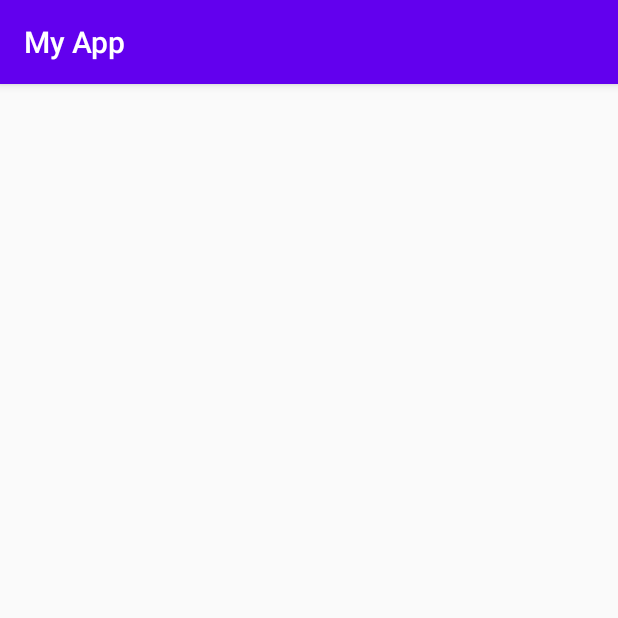
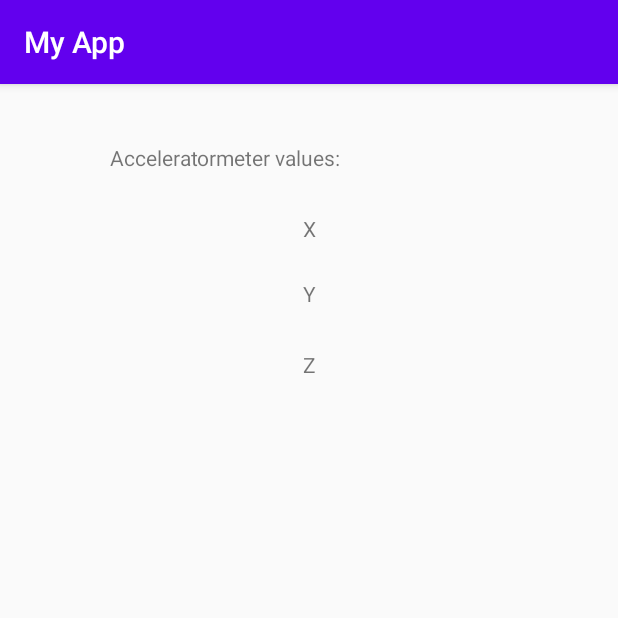
Before and after one commit to joannaliljedahl/MAMN01-1, an Android app: the Accelerometer screen opened directly, with no data from a screen before it, on a phone screen of 412 x 824 dp, the top half of it. Run offline under Robolectric (Android 15) with nearby library versions, the phone set to English and light mode, and no system bars.

Commit message:
basic stuff done

```diff
--- a/app/src/main/java/com/example/myapp/Accelerometer.java
+++ b/app/src/main/java/com/example/myapp/Accelerometer.java
@@ -1,13 +1,64 @@
 package com.example.myapp;
 
+import android.hardware.Sensor;
+import android.hardware.SensorEvent;
+import android.hardware.SensorEventListener;
+import android.hardware.SensorManager;
 import android.support.v7.app.AppCompatActivity;
 import android.os.Bundle;
+import android.widget.TextView;
 
-public class Accelerometer extends AppCompatActivity {
+public class Accelerometer extends AppCompatActivity implements SensorEventListener {
+    private SensorManager mSensorManager;
+    private Sensor mAccelerometer;
+    private TextView xVal, yVal, zVal;
+
 
     @Override
     protected void onCreate(Bundle savedInstanceState) {
         super.onCreate(savedInstanceState);
         setContentView(R.layout.activity_accelerometer);
+
+        //create Sensor Manager
+        mSensorManager = (SensorManager)getSystemService(SENSOR_SERVICE);
+
+        //create Accelerator Manager
+        mAccelerometer = mSensorManager.getDefaultSensor(Sensor.TYPE_ACCELEROMETER);
+
+        //Register sensor Listener
+        mSensorManager.registerListener(this, mAccelerometer, SensorManager.SENSOR_DELAY_NORMAL);
+
+        //Assign TextView
+        xVal= (TextView)findViewById(R.id.xVal);
+        yVal= (TextView)findViewById(R.id.yVal);
+        zVal= (TextView)findViewById(R.id.zVal);
+
+    }
+
+    protected void onResume() {
+        super.onResume();
+        mSensorManager.registerListener(this, mAccelerometer, SensorManager.SENSOR_DELAY_NORMAL);
+    }
+
+    protected void onPause() {
+        super.onPause();
+        mSensorManager.unregisterListener(this);
+    }
+
+
+
+    @Override
+    public void onSensorChanged(SensorEvent event) {
+        xVal.setText("X: " + event.values[0]);
+        yVal.setText("X: " + event.values[1]);
+        zVal.setText("X: " + event.values[2]);
+
+
+
+    }
+
+    @Override
+    public void onAccuracyChanged(Sensor sensor, int accuracy) {
+
     }
 }
--- a/app/src/main/java/com/example/myapp/MainActivity.java
+++ b/app/src/main/java/com/example/myapp/MainActivity.java
@@ -17,4 +17,9 @@ public class MainActivity extends AppCompatActivity {
         Intent intent = new Intent(this,Compass.class);
         startActivity(intent);
     }
+
+    public void accelerometerButton(View view){
+        Intent intent = new Intent(this,Accelerometer.class);
+        startActivity(intent);
+    }
 }
--- a/app/src/main/res/layout/activity_accelerometer.xml
+++ b/app/src/main/res/layout/activity_accelerometer.xml
@@ -6,4 +6,43 @@
     android:layout_height="match_parent"
     tools:context=".Accelerometer">
 
+    <TextView
+        android:id="@+id/textView"
+        android:layout_width="265dp"
+        android:layout_height="0dp"
+        android:layout_marginTop="39dp"
+        android:text="Acceleratormeter values:"
+        app:layout_constraintEnd_toEndOf="parent"
+        app:layout_constraintStart_toStartOf="parent"
+        app:layout_constraintTop_toTopOf="parent" />
+
+    <TextView
+        android:id="@+id/xVal"
+        android:layout_width="wrap_content"
+        android:layout_height="wrap_content"
+        android:layout_marginTop="28dp"
+        android:text="X"
+        app:layout_constraintEnd_toEndOf="parent"
+        app:layout_constraintStart_toStartOf="parent"
+        app:layout_constraintTop_toBottomOf="@+id/textView" />
+
+    <TextView
+        android:id="@+id/yVal"
+        android:layout_width="wrap_content"
+        android:layout_height="wrap_content"
+        android:layout_marginTop="24dp"
+        android:text="Y"
+        app:layout_constraintEnd_toEndOf="parent"
+        app:layout_constraintStart_toStartOf="parent"
+        app:layout_constraintTop_toBottomOf="@+id/xVal" />
+
+    <TextView
+        android:id="@+id/zVal"
+        android:layout_width="wrap_content"
+        android:layout_height="wrap_content"
+        android:layout_marginTop="28dp"
+        android:text="Z"
+        app:layout_constraintEnd_toEndOf="parent"
+        app:layout_constraintStart_toStartOf="parent"
+        app:layout_constraintTop_toBottomOf="@+id/yVal" />
 </android.support.constraint.ConstraintLayout>
--- a/app/src/main/res/layout/activity_compass.xml
+++ b/app/src/main/res/layout/activity_compass.xml
@@ -26,11 +26,11 @@
         android:layout_width="match_parent"
         android:layout_height="wrap_content"
         android:layout_below="@+id/txt_azimuth"
-        android:layout_marginTop="76dp"
+        android:layout_marginTop="88dp"
         android:contentDescription="compass"
         android:src="@drawable/compass"
         app:layout_constraintTop_toTopOf="parent"
         tools:ignore="MissingConstraints"
-        tools:layout_editor_absoluteX="16dp" />
+        tools:layout_editor_absoluteX="0dp" />
 
 </android.support.constraint.ConstraintLayout>
```
Also changed, not shown: app/src/main/res/layout/activity_main.xml (+14 -7 lines), app/src/main/res/drawable/compass.png.
